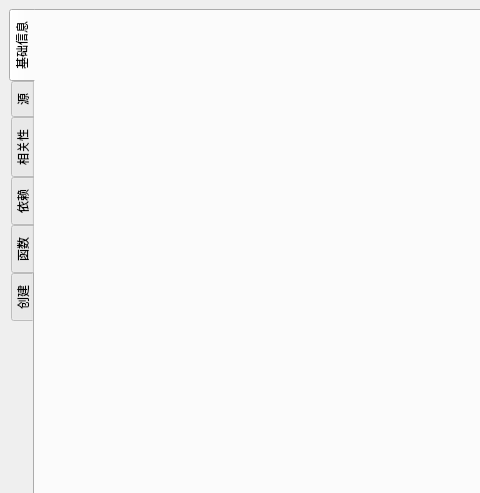
Old version of the form pkgbuildassistant.ui in the repository skykeyjoker/PKGBUILD-Assistant; both pictures show x 0 to 480 and y 0 to 493 of the 800 by 600 pixel window.
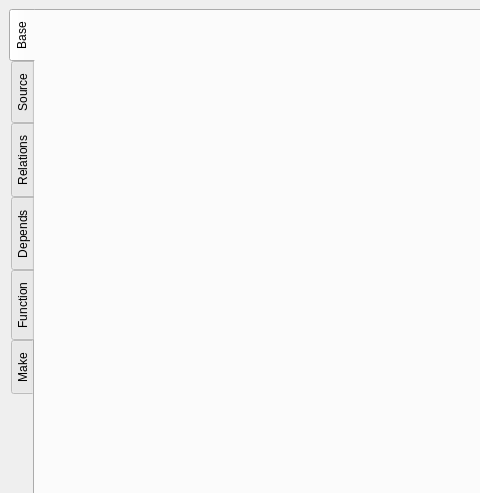
New version of the form. The open tabs and pages were chosen to show the change.

Commit message: Added multi-thread dependent software package query function. The application interface language was changed to English.

What changed in the file:
```diff
--- a/pkgbuildassistant.ui
+++ b/pkgbuildassistant.ui
@@ -25,32 +25,32 @@
       </property>
       <widget class="QWidget" name="tab_baseinfo">
        <attribute name="title">
-        <string>基础信息</string>
+        <string>Base</string>
        </attribute>
       </widget>
       <widget class="QWidget" name="tab_source">
        <attribute name="title">
-        <string>源</string>
+        <string>Source</string>
        </attribute>
       </widget>
       <widget class="QWidget" name="tab_relations">
        <attribute name="title">
-        <string>相关性</string>
+        <string>Relations</string>
        </attribute>
       </widget>
       <widget class="QWidget" name="tab_depends">
        <attribute name="title">
-        <string>依赖</string>
+        <string>Depends</string>
        </attribute>
       </widget>
       <widget class="QWidget" name="tab_function">
        <attribute name="title">
-        <string>函数</string>
+        <string>Function</string>
        </attribute>
       </widget>
       <widget class="QWidget" name="tab_create">
        <attribute name="title">
-        <string>创建</string>
+        <string>Make</string>
        </attribute>
       </widget>
      </widget>
```
Left out of the diff: 2 changed lines with no effect on the pictures. The commit also changes 8 other files.
